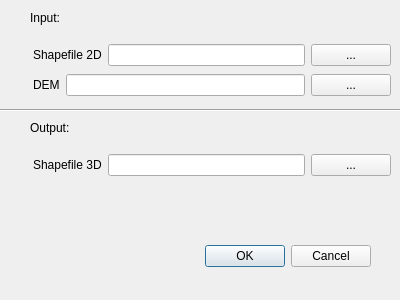
rmarzocchi84/shp2D3, file shp2D3_dialog_base.ui: the form before one commit.
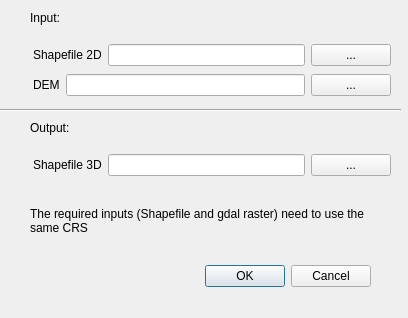
The form after the commit. Icons and pictures are not drawn.

Commit message: - new version information - added gdal formats support - added laber for CRS in the dialogsystem

What changed in the file:
```diff
--- a/shp2D3_dialog_base.ui
+++ b/shp2D3_dialog_base.ui
@@ -6,8 +6,8 @@
    <rect>
     <x>0</x>
     <y>0</y>
-    <width>400</width>
-    <height>300</height>
+    <width>408</width>
+    <height>318</height>
    </rect>
   </property>
   <property name="windowTitle">
@@ -17,7 +17,7 @@
    <property name="geometry">
     <rect>
      <x>30</x>
-     <y>240</y>
+     <y>260</y>
      <width>341</width>
      <height>32</height>
     </rect>
@@ -176,6 +176,25 @@
     <string>Output:</string>
    </property>
   </widget>
+  <widget class="QLabel" name="label_9">
+   <property name="geometry">
+    <rect>
+     <x>30</x>
+     <y>200</y>
+     <width>350</width>
+     <height>41</height>
+    </rect>
+   </property>
+   <property name="acceptDrops">
+    <bool>false</bool>
+   </property>
+   <property name="text">
+    <string>The required inputs (Shapefile and gdal raster) need to use the same CRS</string>
+   </property>
+   <property name="wordWrap">
+    <bool>true</bool>
+   </property>
+  </widget>
  </widget>
  <resources/>
  <connections>
```
The commit also changes 4 other files.
